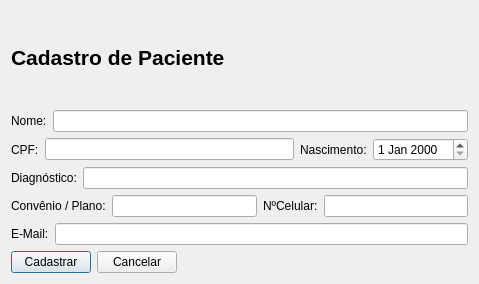
The window that clinica_cpp/cadastropacientes.ui (juander/Projeto_CPP) describes before a commit, drawn with Qt 5.
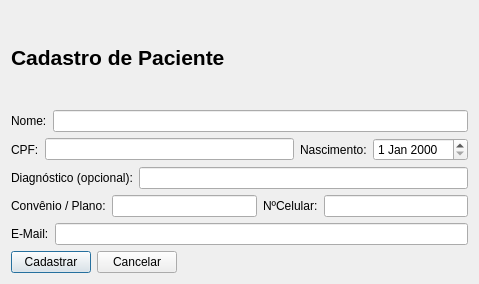
The same window after the commit.

Patch:
```diff
--- a/clinica_cpp/cadastropacientes.ui
+++ b/clinica_cpp/cadastropacientes.ui
@@ -73,7 +73,7 @@
        <item>
         <widget class="QLabel" name="label_9">
          <property name="text">
-          <string>Diagnóstico:</string>
+          <string>Diagnóstico (opcional):</string>
          </property>
         </widget>
        </item>
```
